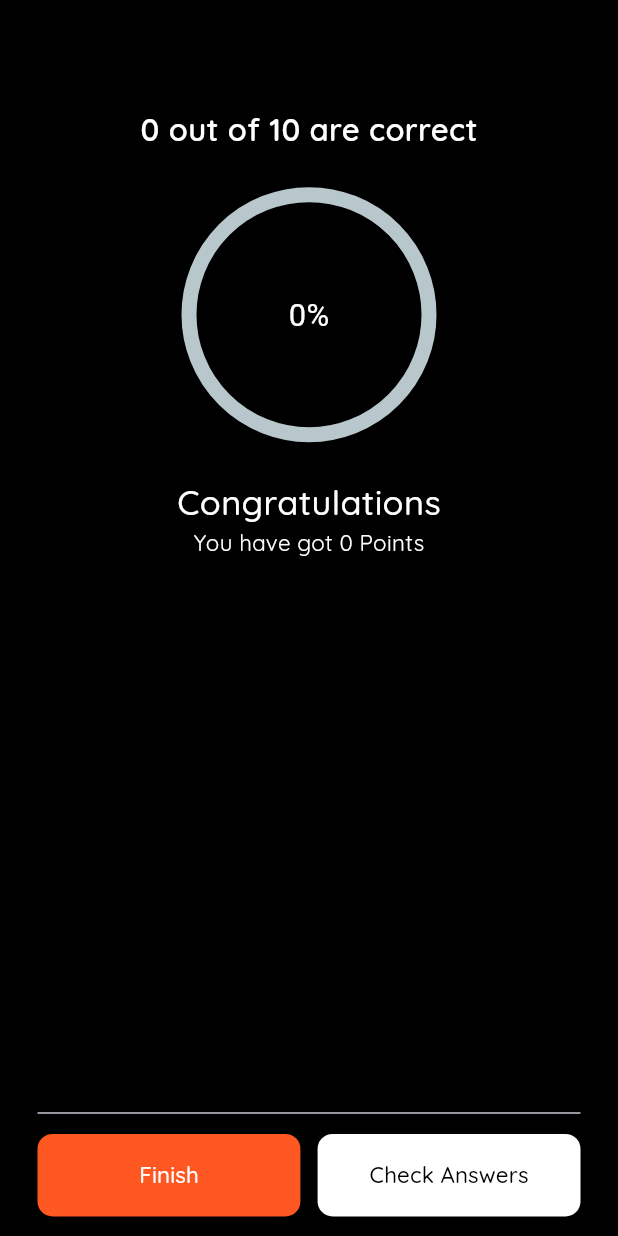
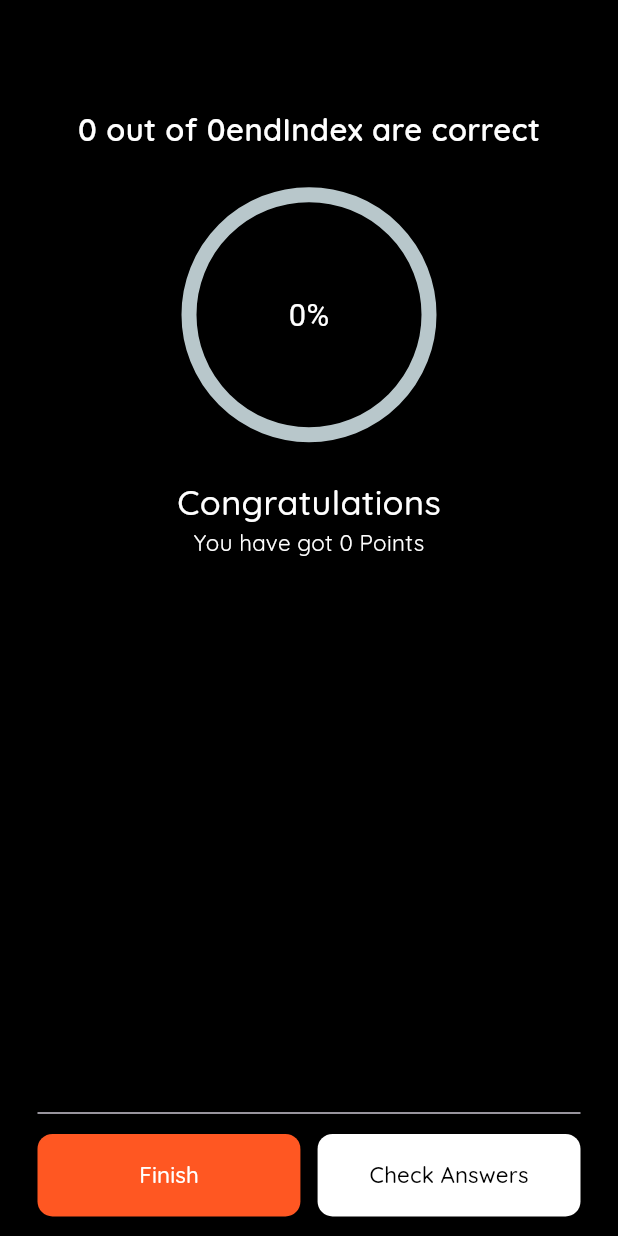
Before and after one commit to abdo-essam/AWS_PrepHub, a Flutter app: the ResultScreenBody screen opened directly with empty values, on a phone screen of 412 x 824 dp. Run offline on Flutter 3.47's test engine with Material 3 defaults, Android fonts, the phone set to English and light mode, and no system bars; drawn by our look-alikes of percent_indicator; our stand-ins replace bloc, flutter_bloc, flutter_screenutil, google_fonts, sqflite; missing offline and left inert: flutter_timer_countdown; accounts and stored records are empty.

Commit message:
feat: implement result screen and navigation
Adds the result screen and navigation logic after completing the exam. The result screen displays the user's score and allows them to navigate back to the home screen.

```diff
--- a/lib/core/routes/app_routing.dart
+++ b/lib/core/routes/app_routing.dart
@@ -23,10 +23,7 @@ class AppRouting {
 
       case Routes.resultScreen:
         return MaterialPageRoute(
-          builder: (_) => const ResultScreen(
-            index: 0,
-            score: 0,
-          ),
+          builder: (_) => const ResultScreen(),
           settings: RouteSettings(arguments: arguments),
         );
 
--- a/lib/features/exam/manager/exam_state.dart
+++ b/lib/features/exam/manager/exam_state.dart
@@ -19,6 +19,8 @@ class ExamQuestionIndexUpdated extends ExamState {
 
 }
 
+class ExamQuestionLastIndexUpdated extends ExamState {}
+
 class ExamIncreaseScore extends ExamState {}
 
 class ExamGetAllQuestions extends ExamState {
--- a/lib/features/result/screen/ui/result_screen.dart
+++ b/lib/features/result/screen/ui/result_screen.dart
@@ -7,7 +7,7 @@ import '../widget/result_screen_body.dart';
 
 
 class ResultScreen extends StatelessWidget {
-  const ResultScreen({super.key, required int index, required int score});
+  const ResultScreen({super.key});
 
   @override
   Widget build(BuildContext context) {
--- a/lib/features/result/screen/widget/result_screen_body.dart
+++ b/lib/features/result/screen/widget/result_screen_body.dart
@@ -27,13 +27,14 @@ class _ResultScreenBodyState extends State<ResultScreenBody> {
 
   @override
   Widget build(BuildContext context) {
-    double percentage = endIndex < 0
-        ? (score / (endIndex + 2)) * 100
+    double percentage = endIndex <= 0
+        ? (score / (endIndex + 1)) * 100
         : (score / (endIndex + 1)) * 100;
+    print("percentage: $percentage score: $score endIndex: $endIndex");
 
     return Scaffold(
       backgroundColor: Colors.black,
-      body: Container(
+      body: SizedBox(
         width: double.infinity,
         child: Column(
           mainAxisAlignment: MainAxisAlignment.start,
@@ -45,7 +46,9 @@ class _ResultScreenBodyState extends State<ResultScreenBody> {
             Padding(
               padding: const EdgeInsets.all(24),
               child: Text(
-                '$score out of 10 are correct',
+                endIndex > 0
+                    ? '$score out of ${endIndex + 1} are correct'
+                    : '$score out of ${endIndex}endIndex are correct',
                 style: GoogleFonts.quicksand(
                   textStyle: TextStyle(
                       color: Colors.white,
@@ -120,7 +123,7 @@ class _ResultScreenBodyState extends State<ResultScreenBody> {
                       Navigator.pushReplacement(
                         context,
                         MaterialPageRoute(
-                          builder: (context) => HomeScreen(),
+                          builder: (context) => const HomeScreen(),
                         ),
                       );
                     },
```
Also changed, not shown: lib/features/exam/manager/exam_cubit.dart (+6 -2 lines), lib/features/exam/screen/widget/answer_button.dart (+4 -5 lines), lib/features/exam/screen/widget/count_down.dart (+9 -4 lines), lib/features/exam/screen/widget/exam_screen_bloc_builder.dart (+9 -0 lines), lib/features/exam/screen/widget/exam_screen_body.dart (+18 -15 lines).
